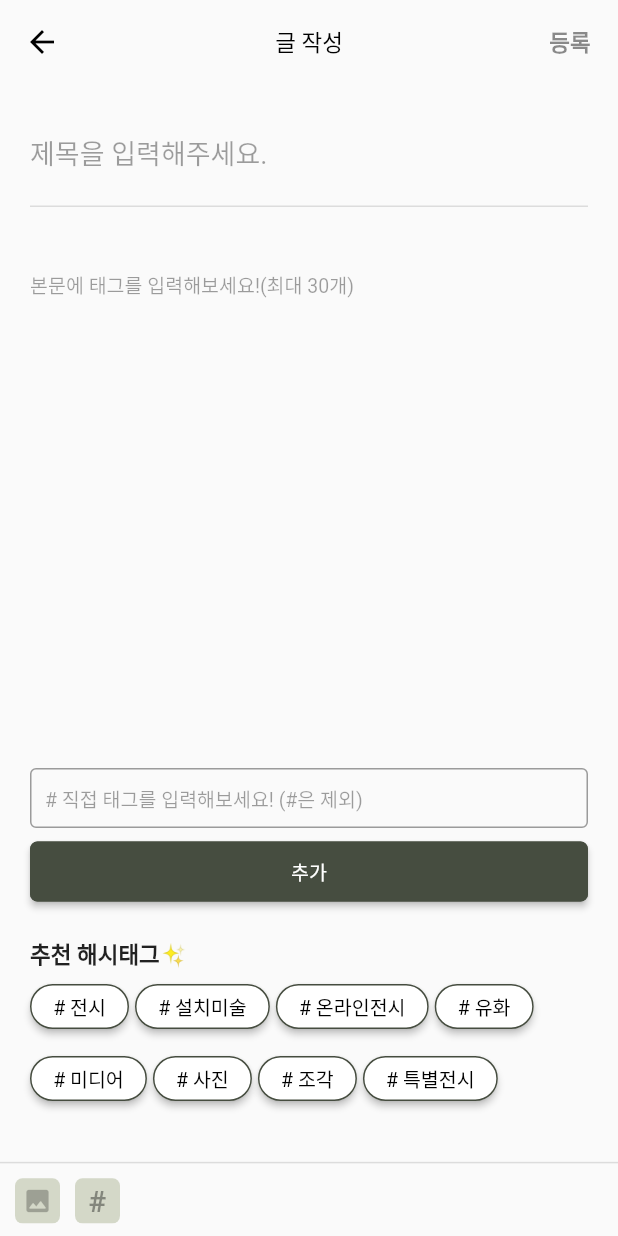
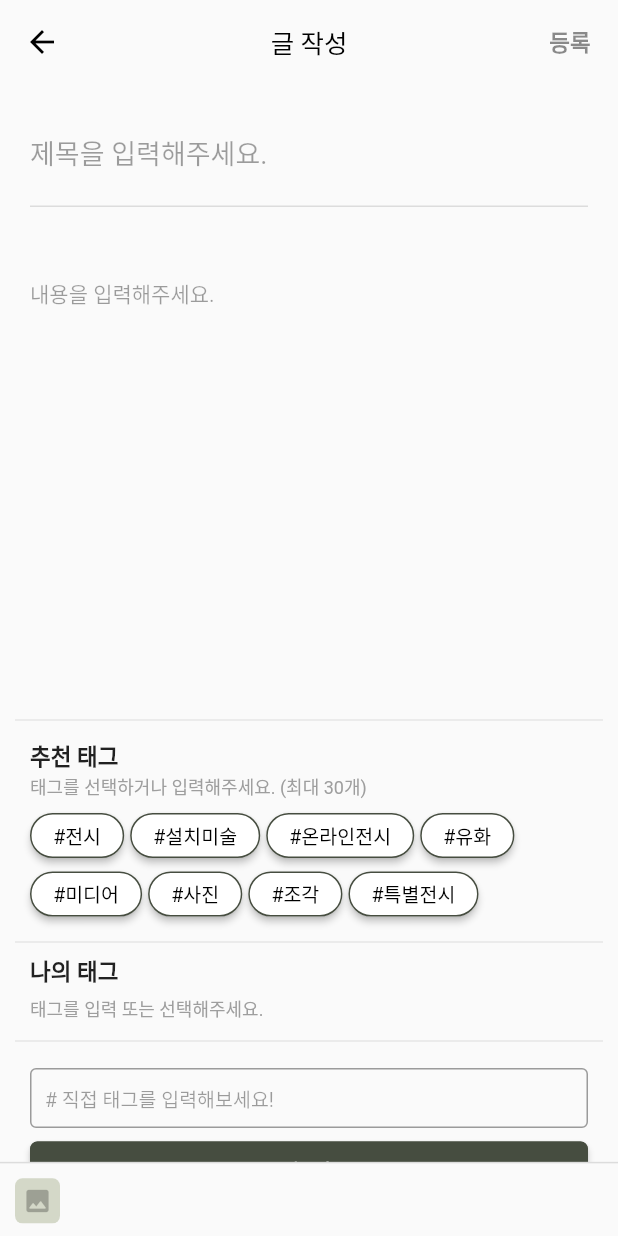
Before and after one commit to chg1179/Flutter_exhibition, a Flutter app: the ReviewEdit screen opened directly, on a phone screen of 412 x 824 dp. Run offline on Flutter 3.47's test engine with Material 2 defaults, Android fonts, the phone set to English and light mode, and no system bars; our stand-ins replace cached_network_image, cloud_firestore, firebase_auth, firebase_core, firebase_storage, flutter_spinkit and 6 more; missing offline and left inert: country_calling_code_picker; accounts and stored records are empty.

Commit message:
리뷰 글작성 수정

```diff
--- a/lib/review/review_edit.dart
+++ b/lib/review/review_edit.dart
@@ -306,9 +306,15 @@ class _ReviewEditState extends State<ReviewEdit> {
   }
 
   Widget _selectTagForm() {
-    return Wrap(
+    if(_selectTag.length > 0){
+      return Column(
+        crossAxisAlignment: CrossAxisAlignment.start,
+        children: [
+          Text('나의 태그', style: TextStyle(fontWeight: FontWeight.bold, fontSize: 15)),
+          SizedBox(height: 8,),
+          Wrap(
             spacing: 9,
-      runSpacing: 5,
+            runSpacing: 9,
             children: _selectTag.map((selectTag) {
               return Wrap(
                 spacing: 2,
@@ -317,17 +323,16 @@ class _ReviewEditState extends State<ReviewEdit> {
                 children: [
                   InkWell(
                     child: Container(
-                padding: EdgeInsets.all(5),
+                      padding: EdgeInsets.only(left: 15, right: 15, top: 5, bottom: 5),
                       decoration: BoxDecoration(
                         color: Color(0xff464D40),
                         borderRadius: BorderRadius.circular(15),
                       ),
                       child: Text(
-                  '# $selectTag',
+                        '#$selectTag',
                         style: TextStyle(
-                    color: Color(0xffD4D8C8),
-                    fontSize: 10.5,
-                    fontWeight: FontWeight.bold,
+                          color: Colors.white,
+                          fontSize: 13,
                         ),
                       ),
                     ),
@@ -337,8 +342,8 @@ class _ReviewEditState extends State<ReviewEdit> {
                       removeSelectedTag(selectTag);
                     },
                     child: Container(
-                width: 15,
-                height: 15,
+                      width: 20,
+                      height: 20,
                       decoration: BoxDecoration(
                         color: Color(0xffD4D8C8),
                         shape: BoxShape.circle,
@@ -355,7 +360,19 @@ class _ReviewEditState extends State<ReviewEdit> {
                 ],
               );
             }).toList(),
+          ),
+        ],
       );
+    }else{
+      return Column(
+        crossAxisAlignment: CrossAxisAlignment.start,
+        children: [
+          Text('나의 태그', style: TextStyle(fontWeight: FontWeight.bold, fontSize: 15)),
+          SizedBox(height: 5,),
+          Text("태그를 입력 또는 선택해주세요.", style: TextStyle(color: Colors.grey, fontSize: 12),),
+        ],
+      );
+    }
   }
 
   ButtonStyle _unPushBtnStyle() {
@@ -405,12 +422,14 @@ class _ReviewEditState extends State<ReviewEdit> {
     return Column(
       crossAxisAlignment: CrossAxisAlignment.start,
       children: [
-        Text('추천 해시태그✨', style: TextStyle(fontWeight: FontWeight.bold, fontSize: 15)),
+        Text('추천 태그', style: TextStyle(fontWeight: FontWeight.bold, fontSize: 15)),
+        Text('태그를 선택하거나 입력해주세요. (최대 30개)', style: TextStyle(fontSize: 12, color: Colors.grey)),
         Wrap(
             spacing: 4,
+            runSpacing: -9,
             children: _tagList.map((tagName) {
               return ElevatedButton(
-                child: Text('# $tagName'),
+                child: Text('#$tagName'),
                 onPressed: () {
                   setState(() {
                     if (_selectTag.contains(tagName)) {
@@ -437,7 +456,7 @@ class _ReviewEditState extends State<ReviewEdit> {
       child: TextField(
         controller: _customHashtagCtr,
         decoration: InputDecoration(
-          hintText: '# 직접 태그를 입력해보세요! (#은 제외)',
+          hintText: '# 직접 태그를 입력해보세요!',
           hintStyle: TextStyle(
             color: Colors.black38,
             fontSize: 13,
@@ -505,23 +524,29 @@ class _ReviewEditState extends State<ReviewEdit> {
               ),
             ),
             Padding(
-              padding: const EdgeInsets.only(left: 10, right: 10, bottom: 10),
+              padding: const EdgeInsets.only(left: 10, right: 10, bottom: 5, top: 5),
               child: _buildContentInput(),
             ),
+            Divider(),
             Padding(
-              padding: const EdgeInsets.all(10.0),
+              padding: const EdgeInsets.only(left: 10, right: 10,  top: 5),
+              child: _hashTagList(),
+            ),
+            Divider(),
+            Padding(
+              padding: const EdgeInsets.only(left: 10, right: 10, bottom: 5, ),
               child: _selectTagForm(),
             ),
+            Divider(),
             Padding(
               padding: const EdgeInsets.all(10.0),
               child: Column(
                 crossAxisAlignment: CrossAxisAlignment.start,
                 children: [
-                  SizedBox(height: 10),
                   _buildCustomHashtagInput(),
                   SizedBox(height: 5),
                   ElevatedButton(
-                    child: Text('추가'),
+                    child: Text('추 가', style: TextStyle(fontSize: 15),),
                     onPressed: addCustomHashtagToList,
                     style: ButtonStyle(
                       minimumSize: MaterialStateProperty.all(Size( MediaQuery.of(context).size.width, 40)),
@@ -543,10 +568,6 @@ class _ReviewEditState extends State<ReviewEdit> {
                 ],
               ),
             ),
-            Padding(
-              padding: const EdgeInsets.all(10.0),
-              child: _hashTagList(),
-            )
           ],
         ),
         SizedBox(height: 20),
@@ -647,10 +668,10 @@ class _ReviewEditState extends State<ReviewEdit> {
       controller: _contentCtr,
       style: TextStyle(fontSize: 15),
       decoration: InputDecoration(
-        hintText: '본문에 태그를 입력해보세요!(최대 30개)',
+        hintText: '내용을 입력해주세요.',
         hintStyle: TextStyle(
           color: Colors.black38,
-          fontSize: 13,
+          fontSize: 14,
         ),
         border: InputBorder.none,
       ),
@@ -736,7 +757,7 @@ class _ReviewEditState extends State<ReviewEdit> {
         ),
         title: Text(
           widget.documentId != null ? '글 수정' : '글 작성',
-          style: TextStyle(color: Colors.black, fontSize: 15),
+          style: TextStyle(color: Colors.black, fontSize: 17),
         ),
         actions: [
           _buildSubmitButton(),
@@ -772,21 +793,6 @@ class _ReviewEditState extends State<ReviewEdit> {
               child: Row(
                 children: [
                   _buildImgButton(),
-                  SizedBox(width: 10,),
-                  InkWell(
-                    child: Container(
-                      width: 30,
-                      height: 30,
-                      decoration: BoxDecoration(
-                          color: Color(0xffD4D8C8),
-                          shape: BoxShape.rectangle,
-                          borderRadius: BorderRadius.circular(5)
-                      ),
-                      child: Center(
-                        child: Text('#', style: TextStyle(fontSize: 20, color: Colors.black38, fontWeight: FontWeight.bold)),
-                      ),
-                    ),
-                  ),
                 ],
               ),
             ),
```
Lines whose indentation alone changed are shown as unchanged.
